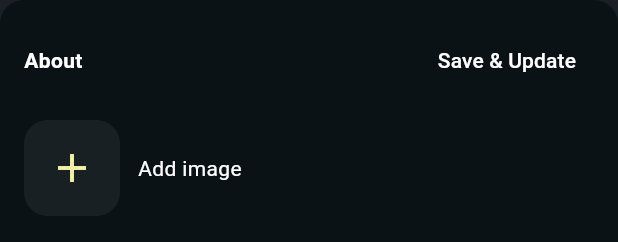
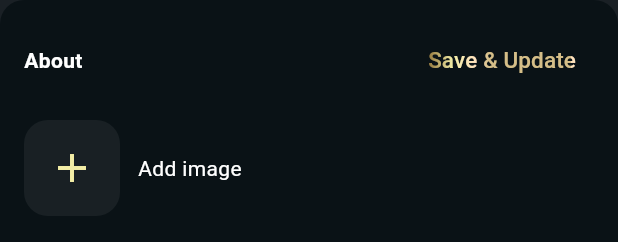
Before and after one commit to danaralifian/you_app_test, a Flutter app: the AboutCard widget shown alone on an empty page, opened directly, after a tap on the "edit" icon, on a phone screen of 412 x 824 dp. Shown: the top 242 px of the screen. Run offline on Flutter 3.47's test engine with Material 3 defaults, Android fonts, the phone set to English and light mode, and no system bars; our stand-ins replace dio, form_validator, get, logger; accounts and stored records are empty; network calls fail.

Commit message:
feat: widget gold text

```diff
--- a/lib/widgets/about_card.dart
+++ b/lib/widgets/about_card.dart
@@ -6,6 +6,7 @@ import 'package:you_app/modules/user/user_controller.dart';
 import 'package:you_app/theme/colors.dart';
 import 'package:you_app/utils/horoscope_and_zodiac.dart';
 import 'package:you_app/widgets/date_picker_field.dart';
+import 'package:you_app/widgets/gold_text.dart';
 import 'package:you_app/widgets/input_text_field.dart';
 import 'package:you_app/widgets/profile_info.dart';
 import 'package:you_app/widgets/select_field.dart';
@@ -133,9 +134,14 @@ class _AboutCardState extends State<AboutCard> {
                     ),
                     TextButton(
                       onPressed: _saveAndUpdate,
-                      child: const Text(
-                        'Save & Update',
-                        style: TextStyle(color: Colors.white),
+                      child: GoldText(
+                        child: const Text(
+                          'Save & Update',
+                          style: TextStyle(
+                            fontSize: 15,
+                            fontWeight: FontWeight.w500,
+                          ),
+                        ),
                       ),
                     ),
                   ],
--- /dev/null
+++ b/lib/widgets/gold_text.dart
@@ -0,0 +1,30 @@
+import 'package:flutter/widgets.dart';
+
+class GoldText extends StatelessWidget {
+  final Widget child;
+
+  const GoldText({super.key, required this.child});
+
+  @override
+  Widget build(BuildContext context) {
+    return ShaderMask(
+      blendMode: BlendMode.srcIn,
+      shaderCallback: (Rect bounds) {
+        return LinearGradient(
+          begin: Alignment.centerLeft,
+          end: Alignment.centerRight,
+          colors: [
+            Color(0xFF94783E),
+            Color(0xFFF3EDA6),
+            Color(0xFFFFE2BE),
+            Color(0xFFD5BE88),
+            Color(0xFFD5BE88),
+            Color(0xFFFFE2BE),
+          ],
+          stops: [0.0, 0.1676, 0.3209, 0.4109, 0.9660, 0.8901],
+        ).createShader(bounds);
+      },
+      child: child,
+    );
+  }
+}
```
Also changed, not shown: lib/screens/interest_screen.dart (+3 -22 lines), lib/widgets/profile_picture_card.dart (+0 -8 lines).
